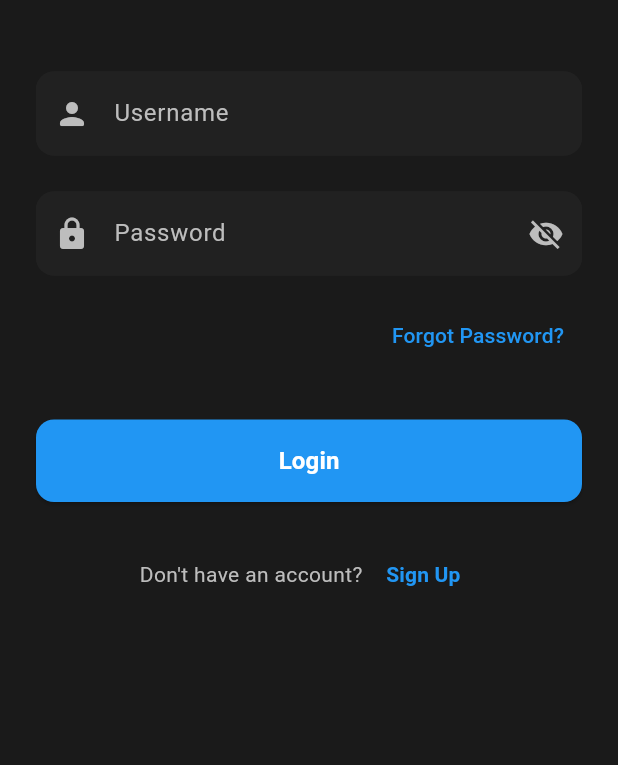
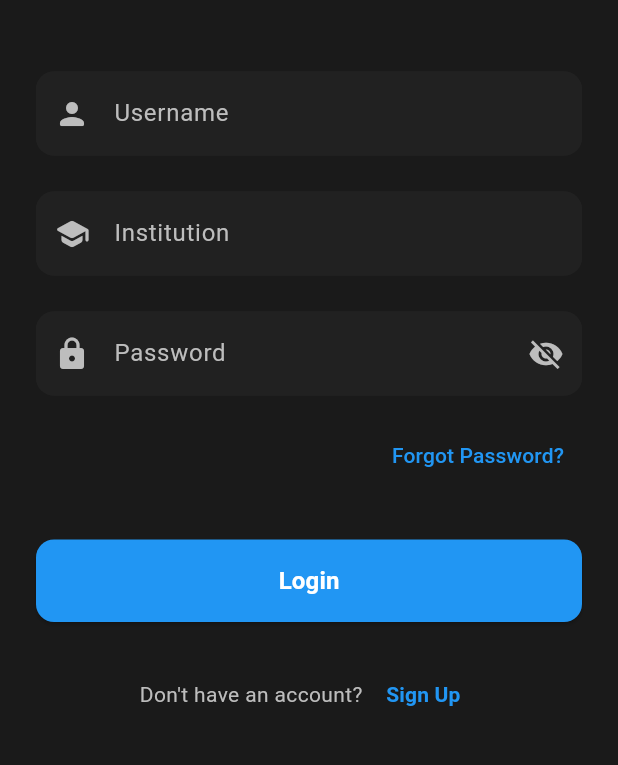
Before and after one commit to alphaxivix/campusLink, a Flutter app: the screen it shows after launch, after a tap on "Admin", on a phone screen of 412 x 824 dp, the part 272-1037 px from its top. Run offline on Flutter 3.47's test engine with Material 3 defaults, Android fonts, the light colour scheme and no system bars; our stand-ins replace flutter_animate, shared_preferences.

Commit message:
add institution in user login and database is managed by institution

```diff
--- a/campuslink/lib/screens/authentication/signup_screen.dart
+++ b/campuslink/lib/screens/authentication/signup_screen.dart
@@ -1,6 +1,9 @@
+import 'package:campuslink/data/data_provider.dart';
 import 'package:flutter/material.dart';
 import 'package:http/http.dart' as http;
 import 'dart:convert';
+
+import 'package:provider/provider.dart';
 
 class SignupScreen extends StatefulWidget {
   final String userType;
@@ -49,6 +52,9 @@ Future<void> _registerUser() async {
           'userId': responseData['user_id'],
         },
       );
+
+      final dataProvider = Provider.of<DataProvider>(context, listen: false);
+      dataProvider.currentInstitution = responseData['institution'];
     } else {
       setState(() {
         _errorMessage = responseData['message'] ?? 'An error occurred';
--- a/campuslink/lib/screens/authentication/user_login.dart
+++ b/campuslink/lib/screens/authentication/user_login.dart
@@ -1,3 +1,5 @@
+import 'package:campuslink/data/data_provider.dart';
+import 'package:provider/provider.dart';
 import 'package:shared_preferences/shared_preferences.dart';
 import 'package:flutter/material.dart';
 import 'package:http/http.dart' as http;
@@ -14,6 +16,7 @@ class LoginScreen extends StatefulWidget {
 class _LoginScreenState extends State<LoginScreen> {
   final _usernameController = TextEditingController();
   final _passwordController = TextEditingController();
+  final _institutionController = TextEditingController();  // New controller
   bool _obscurePassword = true;
   String? _errorMessage;
   bool _isLoading = false;
@@ -29,9 +32,15 @@ Future<void> _validateAndLogin() async {
 
     try {
       final username = _usernameController.text.trim();
+      final institution = _institutionController.text.trim();
 
       if (username.isEmpty) {
         throw 'Please enter a username';
+      }
+
+      // Check institution for non-guest users
+      if (!_isGuestLogin && institution.isEmpty) {
+        throw 'Please enter your institution';
       }
 
       // For non-guest users, verify password
@@ -45,9 +54,10 @@ Future<void> _validateAndLogin() async {
         'userType': widget.userType.toLowerCase(),
       };
 
-    // Add password only for non-guest users
+      // Add password and institution for non-guest users
       if (!_isGuestLogin) {
         requestBody['password'] = _passwordController.text;
+        requestBody['institution'] = institution;
       }
 
       // Make API call
@@ -63,29 +73,28 @@ Future<void> _validateAndLogin() async {
 
       final data = jsonDecode(response.body);
 
-    // In _validateAndLogin method of LoginScreen
       if (data['status'] == 'success') {
-  // Extract user data
         final userId = data['user']['user_id']?.toString() ?? 'Guest';
         final userType = widget.userType;
+        final dataProvider = Provider.of<DataProvider>(context, listen: false);
+        dataProvider.currentInstitution = data['user']['institution']?.toString() ?? 'Guest';
 
-  // Store login status and user data (using shared_preferences)
         final prefs = await SharedPreferences.getInstance();
         await prefs.setBool('isLoggedIn', true);
         await prefs.setString('userId', userId);
         await prefs.setString('userType', userType);
+        await prefs.setString('institution', institution);  // Save institution
 
-  // Navigate to MainPage and remove all previous routes
         Navigator.of(context).pushNamedAndRemoveUntil(
           '/main',
-    (route) => false, // This removes all previous routes
+          (route) => false,
           arguments: {
             'userType': userType,
             'userId': userId,
+            'institution': institution,  // Pass institution to main screen
           },
         );
-}else {
-      // Show the error message from the server
+      } else {
         throw data['message'] ?? 'Login failed';
       }
     } catch (e) {
@@ -96,19 +105,12 @@ if (data['status'] == 'success') {
           _errorMessage = e.toString();
         }
       });
-    print('Login error: $e'); // For debugging
+      print('Login error: $e');
     } finally {
       setState(() {
         _isLoading = false;
       });
     }
-}
-
-  Future<void> _saveUserData(Map<String, dynamic> userData) async {
-    // Implement secure storage of user data
-    // Example using flutter_secure_storage:
-    // final storage = FlutterSecureStorage();
-    // await storage.write(key: 'user_data', value: jsonEncode(userData));
   }
 
   @override
@@ -150,6 +152,12 @@ if (data['status'] == 'success') {
                   icon: Icons.person_rounded,
                 ),
                 if (!_isGuestLogin) ...[
+                  const SizedBox(height: 24),
+                  _buildTextField(
+                    controller: _institutionController,
+                    label: 'Institution',
+                    icon: Icons.school_rounded,
+                  ),
                   const SizedBox(height: 24),
                   _buildTextField(
                     controller: _passwordController,
```
Also changed, not shown: campuslink/lib/data/data_provider.dart (+85 -32 lines). Lines whose indentation alone changed are shown as unchanged.
